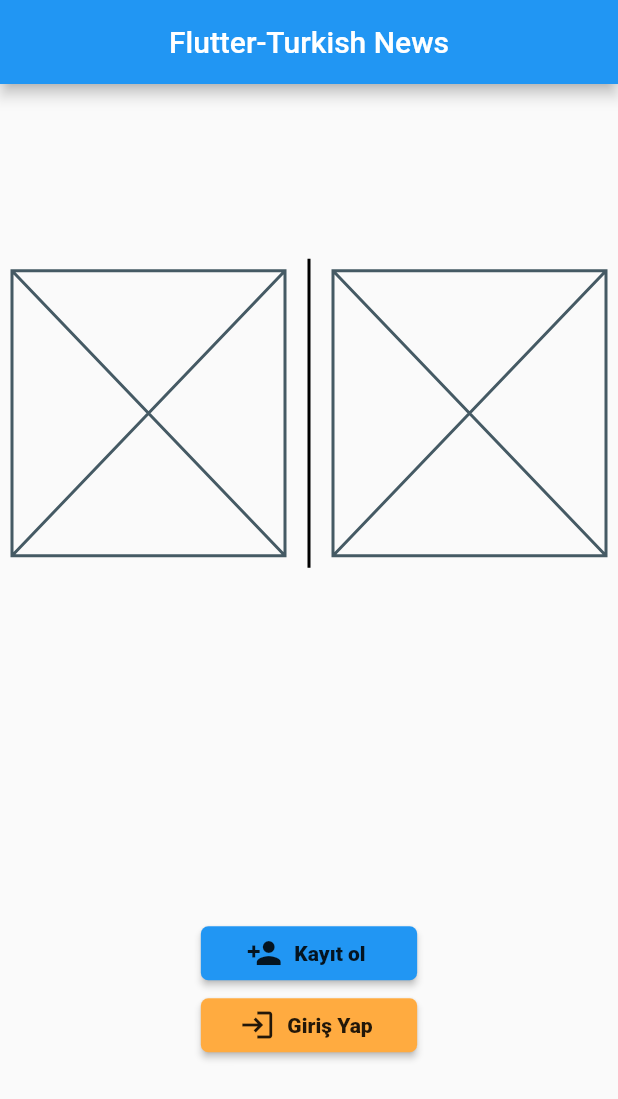
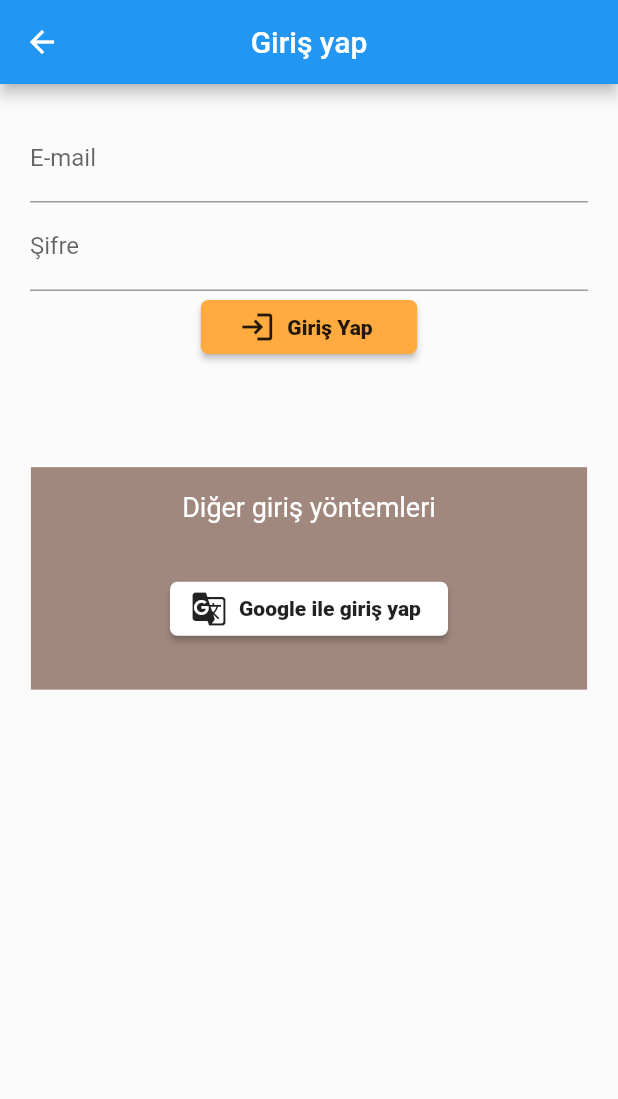
Before and after one commit to nafidurmus/flutter-turkish-news, a Flutter app: the screen it shows after launch, after a tap on "Giriş Yap", on a phone screen of 412 x 824 dp. Shown: the top 1099 px of the screen. Run offline on Flutter 3.47's test engine with Material 2 defaults, Android fonts, the phone set to English and light mode, and no system bars.

Commit message:
Added simple login page

```diff
--- a/lib/views/home_page.dart
+++ b/lib/views/home_page.dart
@@ -1,4 +1,5 @@
 import 'package:flutter/material.dart';
+import 'package:turkish_news/views/login_page.dart';
 import 'package:turkish_news/views/register_page.dart';
 
 class HomePage extends StatefulWidget {
@@ -73,7 +74,10 @@ class _HomePageState extends State<HomePage> {
                 width: MediaQuery.of(context).size.width * 0.35,
                 child: RaisedButton.icon(
                   onPressed: () {
-                    print('giriş yap');
+                    Navigator.push(
+                      context,
+                      MaterialPageRoute(builder: (context) => LoginPage()),
+                    );
                   },
                   elevation: 2.0,
                   shape: new RoundedRectangleBorder(
--- /dev/null
+++ b/lib/views/login_page.dart
@@ -0,0 +1,102 @@
+import 'package:flutter/material.dart';
+
+class LoginPage extends StatefulWidget {
+  LoginPage({Key key}) : super(key: key);
+
+  @override
+  _LoginPageState createState() => _LoginPageState();
+}
+
+class _LoginPageState extends State<LoginPage> {
+  final GlobalKey<FormState> _formKey = GlobalKey<FormState>();
+  //valitation ekle
+  @override
+  Widget build(BuildContext context) {
+    final Size screenSize = MediaQuery.of(context).size;
+    return Scaffold(
+      appBar: AppBar(
+        title: Text('Giriş yap'),
+        centerTitle: true,
+      ),
+      body: Column(
+        children: [
+          Container(
+            height: screenSize.height * 0.31,
+            color: Colors.white10,
+            padding: EdgeInsets.all(20.0),
+            child: Form(
+              key: this._formKey,
+              child: Column(
+                children: [
+                  TextFormField(
+                    keyboardType: TextInputType.emailAddress,
+                    decoration: InputDecoration(labelText: 'E-mail'),
+                  ),
+                  TextFormField(
+                    obscureText: true,
+                    decoration: InputDecoration(labelText: 'Şifre'),
+                  ),
+                  SizedBox(
+                    width: MediaQuery.of(context).size.width * 0.35,
+                    child: RaisedButton.icon(
+                      onPressed: () {},
+                      elevation: 2.0,
+                      shape: new RoundedRectangleBorder(
+                        borderRadius: new BorderRadius.circular(5.0),
+                      ),
+                      color: Colors.orangeAccent,
+                      icon: Icon(Icons.login),
+                      label: Text(
+                        "Giriş Yap",
+                        style: TextStyle(
+                          fontWeight: FontWeight.w900,
+                        ),
+                      ),
+                    ),
+                  ),
+                ],
+              ),
+            ),
+          ),
+          Container(
+            height: screenSize.height * 0.18,
+            width: screenSize.width * 0.90,
+            color: Colors.brown[300],
+            child: Column(
+              children: [
+                SizedBox(
+                  height: screenSize.height * 0.02,
+                ),
+                Text(
+                  'Diğer giriş yöntemleri',
+                  style: TextStyle(color: Colors.white, fontSize: 18.0),
+                ),
+                SizedBox(
+                  height: screenSize.height * 0.04,
+                ),
+                SizedBox(
+                  width: screenSize.width * 0.45,
+                  child: RaisedButton.icon(
+                    onPressed: () {},
+                    elevation: 2.0,
+                    shape: new RoundedRectangleBorder(
+                      borderRadius: new BorderRadius.circular(5.0),
+                    ),
+                    color: Colors.white,
+                    icon: Icon(Icons.g_translate),
+                    label: Text(
+                      "Google ile giriş yap",
+                      style: TextStyle(
+                        fontWeight: FontWeight.w900,
+                      ),
+                    ),
+                  ),
+                ),
+              ],
+            ),
+          ),
+        ],
+      ),
+    );
+  }
+}
--- a/lib/views/register_page.dart
+++ b/lib/views/register_page.dart
@@ -7,13 +7,10 @@ class RegisterPage extends StatefulWidget {
   _RegisterStatePage createState() => _RegisterStatePage();
 }
 
-class _LoginData {
-  String email = '';
-  String password = '';
-}
-
 class _RegisterStatePage extends State<RegisterPage> {
   final GlobalKey<FormState> _formKey = GlobalKey<FormState>();
+  //valitation ekle
+
   @override
   Widget build(BuildContext context) {
     final Size screenSize = MediaQuery.of(context).size;
--- a/pubspec.yaml
+++ b/pubspec.yaml
@@ -28,6 +28,7 @@ dependencies:
   # The following adds the Cupertino Icons font to your application.
   # Use with the CupertinoIcons class for iOS style icons.
   cupertino_icons: ^1.0.0
+
 
 dev_dependencies:
   flutter_test:
```
